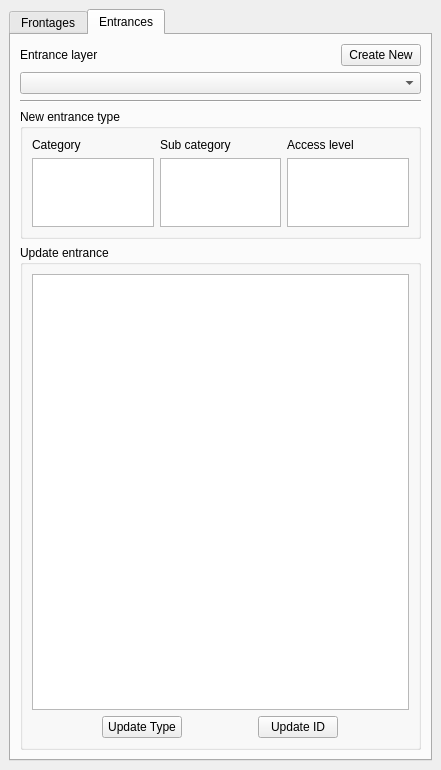
Old version of the form UrbanDataInput/urban_data_input_dockwidget_base.ui in the repository spacesyntax/UrbanDataInputTool.
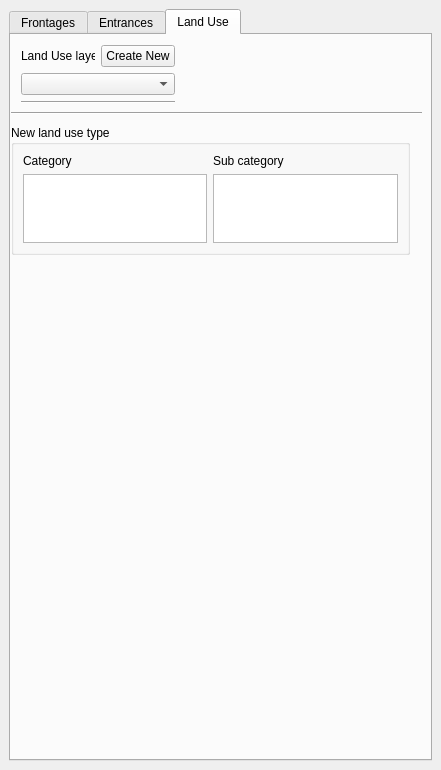
New version of the form.

```diff
--- a/UrbanDataInput/urban_data_input_dockwidget_base.ui
+++ b/UrbanDataInput/urban_data_input_dockwidget_base.ui
@@ -27,7 +27,7 @@
        <enum>QTabWidget::Rounded</enum>
       </property>
       <property name="currentIndex">
-       <number>1</number>
+       <number>2</number>
       </property>
       <property name="usesScrollButtons">
        <bool>true</bool>
@@ -404,6 +404,143 @@
         </item>
        </layout>
       </widget>
+      <widget class="QWidget" name="tab_3">
+       <attribute name="title">
+        <string>Land Use</string>
+       </attribute>
+       <widget class="QWidget" name="layoutWidget">
+        <property name="geometry">
+         <rect>
+          <x>10</x>
+          <y>10</y>
+          <width>154</width>
+          <height>60</height>
+         </rect>
+        </property>
+        <layout class="QGridLayout" name="gridLayout_8">
+         <item row="0" column="0">
+          <widget class="QLabel" name="label_7">
+           <property name="text">
+            <string>Land Use layer</string>
+           </property>
+          </widget>
+         </item>
+         <item row="2" column="0" colspan="2">
+          <widget class="Line" name="line_4">
+           <property name="orientation">
+            <enum>Qt::Horizontal</enum>
+           </property>
+          </widget>
+         </item>
+         <item row="0" column="1">
+          <widget class="QPushButton" name="pushButtonNewLUFile">
+           <property name="sizePolicy">
+            <sizepolicy hsizetype="Maximum" vsizetype="Fixed">
+             <horstretch>0</horstretch>
+             <verstretch>0</verstretch>
+            </sizepolicy>
+           </property>
+           <property name="text">
+            <string>Create New</string>
+           </property>
+          </widget>
+         </item>
+         <item row="1" column="0" colspan="2">
+          <widget class="QComboBox" name="useExistingLUcomboBox">
+           <property name="sizePolicy">
+            <sizepolicy hsizetype="Minimum" vsizetype="Fixed">
+             <horstretch>0</horstretch>
+             <verstretch>0</verstretch>
+            </sizepolicy>
+           </property>
+          </widget>
+         </item>
+        </layout>
+       </widget>
+       <widget class="Line" name="line_5">
+        <property name="geometry">
+         <rect>
+          <x>0</x>
+          <y>70</y>
+          <width>411</width>
+          <height>16</height>
+         </rect>
+        </property>
+        <property name="orientation">
+         <enum>Qt::Horizontal</enum>
+        </property>
+       </widget>
+       <widget class="QGroupBox" name="groupBox_6">
+        <property name="geometry">
+         <rect>
+          <x>0</x>
+          <y>90</y>
+          <width>399</width>
+          <height>130</height>
+         </rect>
+        </property>
+        <property name="sizePolicy">
+         <sizepolicy hsizetype="Preferred" vsizetype="Maximum">
+          <horstretch>0</horstretch>
+          <verstretch>0</verstretch>
+         </sizepolicy>
+        </property>
+        <property name="maximumSize">
+         <size>
+          <width>16777215</width>
+          <height>130</height>
+         </size>
+        </property>
+        <property name="title">
+         <string>New land use type</string>
+        </property>
+        <layout class="QGridLayout" name="gridLayout_9">
+         <item row="0" column="1">
+          <widget class="QLabel" name="label_9">
+           <property name="text">
+            <string>Sub category</string>
+           </property>
+          </widget>
+         </item>
+         <item row="0" column="0">
+          <widget class="QLabel" name="label_8">
+           <property name="text">
+            <string>Category</string>
+           </property>
+          </widget>
+         </item>
+         <item row="1" column="1">
+          <widget class="QListWidget" name="esubcategorylistWidget_2">
+           <property name="sizePolicy">
+            <sizepolicy hsizetype="Expanding" vsizetype="Maximum">
+             <horstretch>0</horstretch>
+             <verstretch>0</verstretch>
+            </sizepolicy>
+           </property>
+          </widget>
+         </item>
+         <item row="1" column="0">
+          <widget class="QListWidget" name="ecategorylistWidget_2">
+           <property name="sizePolicy">
+            <sizepolicy hsizetype="Expanding" vsizetype="Maximum">
+             <horstretch>0</horstretch>
+             <verstretch>0</verstretch>
+            </sizepolicy>
+           </property>
+           <property name="autoFillBackground">
+            <bool>false</bool>
+           </property>
+           <property name="alternatingRowColors">
+            <bool>false</bool>
+           </property>
+           <property name="selectionRectVisible">
+            <bool>false</bool>
+           </property>
+          </widget>
+         </item>
+        </layout>
+       </widget>
+      </widget>
      </widget>
     </item>
    </layout>
```
